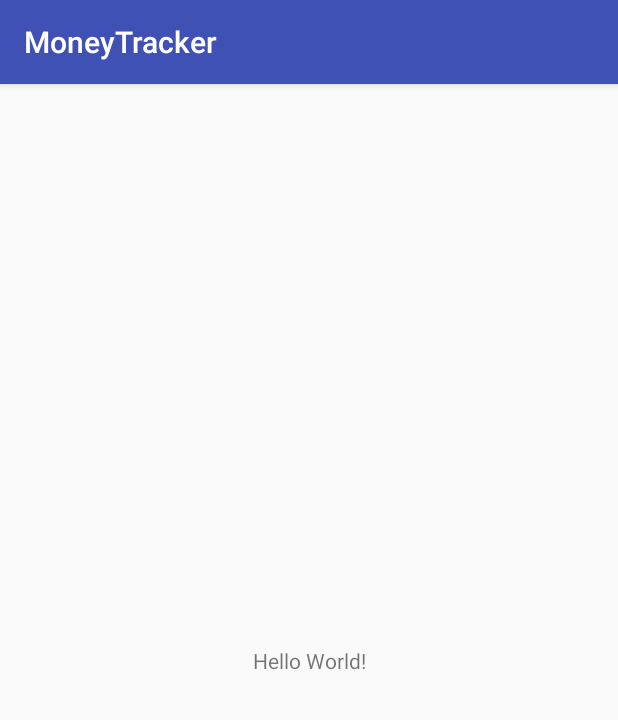
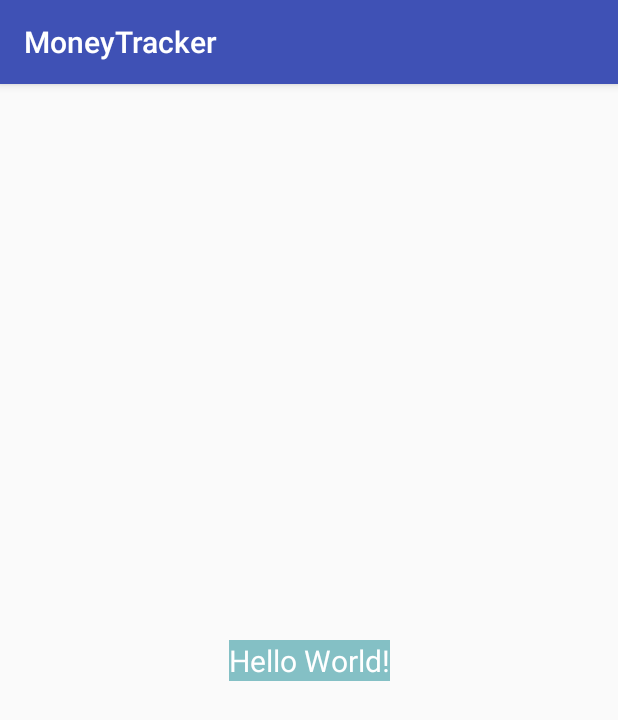
Before and after one commit to Gizmonn/MoneyTracker, an Android app: the screen it shows after launch (MainActivity), on a phone screen of 412 x 824 dp. Shown: the top 720 px of the screen. Run offline under Robolectric (Android 15) with nearby library versions, the phone set to English and light mode, and no system bars.

Commit message:
change text color and log events

```diff
--- a/app/src/main/java/com/bignerdranch/android/moneytracker/MainActivity.java
+++ b/app/src/main/java/com/bignerdranch/android/moneytracker/MainActivity.java
@@ -2,6 +2,7 @@ package com.bignerdranch.android.moneytracker;
 
 import android.os.Bundle;
 import android.support.v7.app.AppCompatActivity;
+import android.util.Log;
 
 public class MainActivity extends AppCompatActivity {
 
@@ -10,4 +11,35 @@ public class MainActivity extends AppCompatActivity {
         super.onCreate(savedInstanceState);
         setContentView(R.layout.activity_main);
     }
+
+    @Override
+    protected void onStart() {
+        super.onStart();
+        Log.i("MainActivity","onStart");
+
+    }
+
+    @Override
+    protected void onResume() {
+        super.onResume();
+        Log.i("MainActivity","onResume");
+    }
+
+    @Override
+    protected void onPause() {
+        super.onPause();
+        Log.i("MainActivity","onPause");
+    }
+
+    @Override
+    protected void onStop() {
+        super.onStop();
+        Log.i("MainActivity","onStop");
+    }
+
+    @Override
+    protected void onDestroy() {
+        super.onDestroy();
+        Log.i("MainActivity","onDestroy");
+    }
 }
--- a/app/src/main/res/layout/activity_main.xml
+++ b/app/src/main/res/layout/activity_main.xml
@@ -11,7 +11,9 @@
         android:layout_width="wrap_content"
         android:layout_height="wrap_content"
         android:text="Hello World!"
-
+        android:textColor="@color/colorText"
+        android:background="@color/colorTextBackGround"
+        android:textSize="20sp"
         app:layout_constraintBottom_toBottomOf="parent"
         app:layout_constraintLeft_toLeftOf="parent"
         app:layout_constraintRight_toRightOf="parent"
--- a/app/src/main/res/values/colors.xml
+++ b/app/src/main/res/values/colors.xml
@@ -3,4 +3,6 @@
     <color name="colorPrimary">#3F51B5</color>
     <color name="colorPrimaryDark">#303F9F</color>
     <color name="colorAccent">#FF4081</color>
+    <color name="colorTextBackGround">#84C0C5 </color>
+    <color name="colorText">#ffffff  </color>
 </resources>
```
